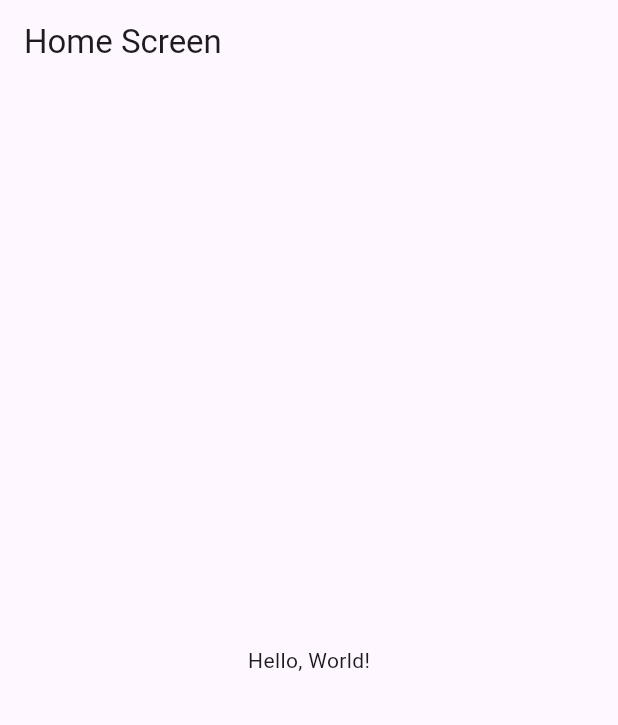
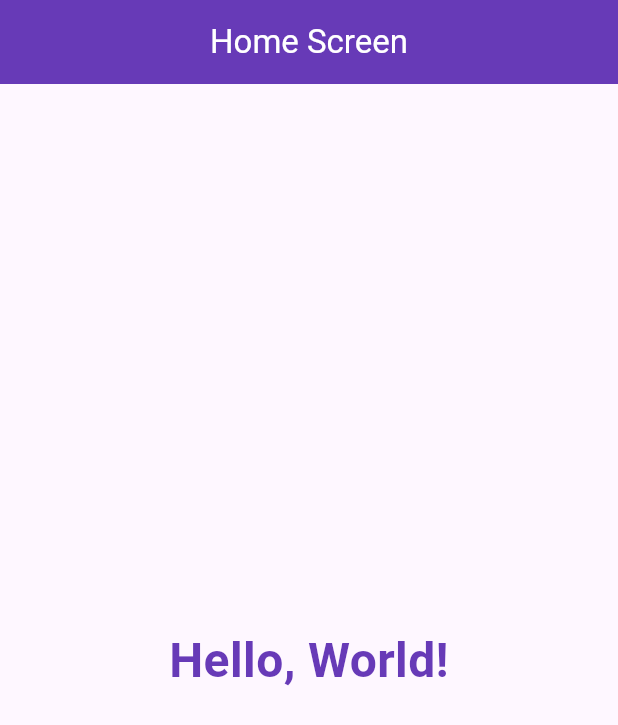
Before and after one commit to ntaliequach/test-flutter, a Flutter app: the screen it shows after launch, on a phone screen of 412 x 824 dp. Shown: the top 725 px of the screen. Run offline on Flutter 3.47's test engine with Material 3 defaults, Android fonts, the light colour scheme and no system bars.

Commit message:
customized hello world

```diff
--- a/lib/main.dart
+++ b/lib/main.dart
@@ -1,9 +1,7 @@
 import 'package:flutter/material.dart';
 
 void main() {
-  runApp(
-    const MyApp()
-  );
+  runApp(const MyApp());
 }
 
 class MyApp extends StatelessWidget {
@@ -14,15 +12,14 @@ class MyApp extends StatelessWidget {
     return MaterialApp(
       title: 'Flutter Demo',
       theme: ThemeData(
-
         colorScheme: ColorScheme.fromSeed(seedColor: Colors.deepPurple),
         useMaterial3: true,
-        primarySwatch: Colors.blue,
       ),
-      home: HomeScreen(),
+      home: const HomeScreen(),
     );
   }
 }
+
 class HomeScreen extends StatelessWidget {
   const HomeScreen({super.key});
 
@@ -31,10 +28,23 @@ class HomeScreen extends StatelessWidget {
     return Scaffold(
       appBar: AppBar(
         title: const Text('Home Screen'),
+        centerTitle: true,
+        backgroundColor: Colors.deepPurple,
+        foregroundColor: Colors.white,
       ),
-      body: const Center(
-        child: Text(
-          'Hello, World!',
+      body: Center(
+        child: Column(
+          mainAxisAlignment: MainAxisAlignment.center,
+          children: [
+            const Text(
+              'Hello, World!', // Customized Hello World
+              style: TextStyle(
+                fontSize: 32, // Larger font size
+                fontWeight: FontWeight.bold, // Bold text
+                color: Colors.deepPurple, // Custom color
+              ),
+            ),
+          ],
         ),
       ),
     );
```
